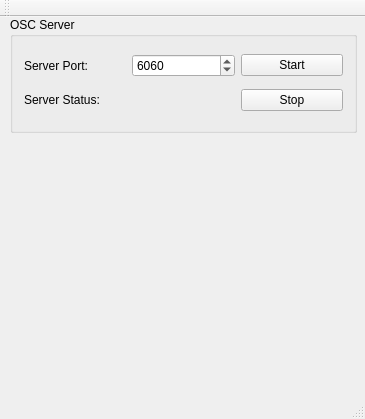
Qt form mainwindow.ui (ragnarula/oscbridge) before a commit.
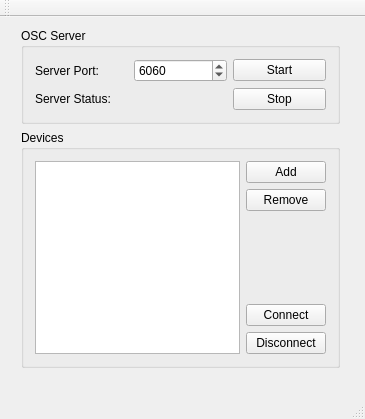
The same form after that commit.

The edit to the form file:
```diff
--- a/mainwindow.ui
+++ b/mainwindow.ui
@@ -32,15 +32,18 @@
    <string>OSC Bridge</string>
   </property>
   <widget class="QWidget" name="centralWidget">
-   <widget class="QGroupBox" name="groupBox">
+   <widget class="QWidget" name="">
     <property name="geometry">
      <rect>
       <x>10</x>
       <y>0</y>
-      <width>347</width>
-      <height>116</height>
+      <width>341</width>
+      <height>362</height>
      </rect>
     </property>
+    <layout class="QGridLayout" name="gridLayout_3">
+     <item row="0" column="0">
+      <widget class="QGroupBox" name="groupBox">
     <property name="title">
      <string>OSC Server</string>
     </property>
@@ -99,6 +102,68 @@
      </item>
     </layout>
    </widget>
+     </item>
+     <item row="1" column="0">
+      <widget class="QGroupBox" name="groupBox_2">
+       <property name="title">
+        <string>Devices</string>
+       </property>
+       <layout class="QGridLayout" name="gridLayout_2">
+        <item row="0" column="2">
+         <widget class="QPushButton" name="addButton">
+          <property name="sizePolicy">
+           <sizepolicy hsizetype="Minimum" vsizetype="Fixed">
+            <horstretch>0</horstretch>
+            <verstretch>0</verstretch>
+           </sizepolicy>
+          </property>
+          <property name="text">
+           <string>Add</string>
+          </property>
+         </widget>
+        </item>
+        <item row="0" column="0" rowspan="5">
+         <widget class="QTableView" name="deviceView"/>
+        </item>
+        <item row="2" column="2">
+         <spacer name="verticalSpacer">
+          <property name="orientation">
+           <enum>Qt::Vertical</enum>
+          </property>
+          <property name="sizeHint" stdset="0">
+           <size>
+            <width>38</width>
+            <height>58</height>
+           </size>
+          </property>
+         </spacer>
+        </item>
+        <item row="3" column="2">
+         <widget class="QPushButton" name="connectButton">
+          <property name="text">
+           <string>Connect</string>
+          </property>
+         </widget>
+        </item>
+        <item row="4" column="2">
+         <widget class="QPushButton" name="disconnectButton">
+          <property name="text">
+           <string>Disconnect</string>
+          </property>
+         </widget>
+        </item>
+        <item row="1" column="2">
+         <widget class="QPushButton" name="removeButton">
+          <property name="text">
+           <string>Remove</string>
+          </property>
+         </widget>
+        </item>
+       </layout>
+      </widget>
+     </item>
+    </layout>
+   </widget>
   </widget>
   <widget class="QMenuBar" name="menuBar">
    <property name="geometry">
```
Left out of the diff: 5 changed lines with no effect on the pictures. Lines whose indentation alone changed are shown as unchanged.
